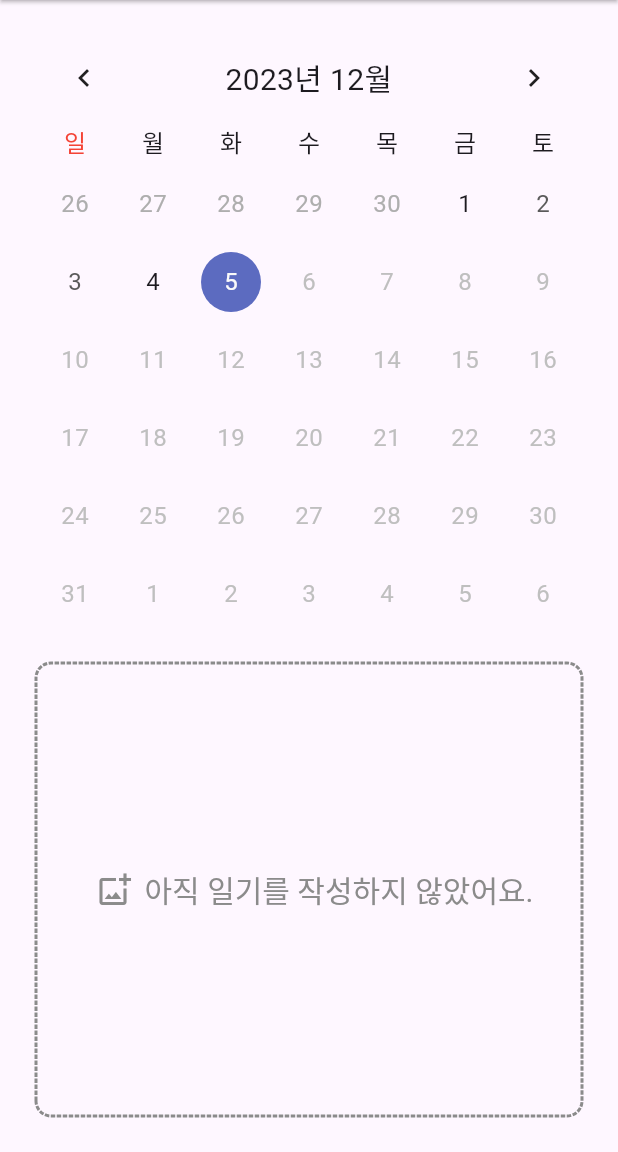
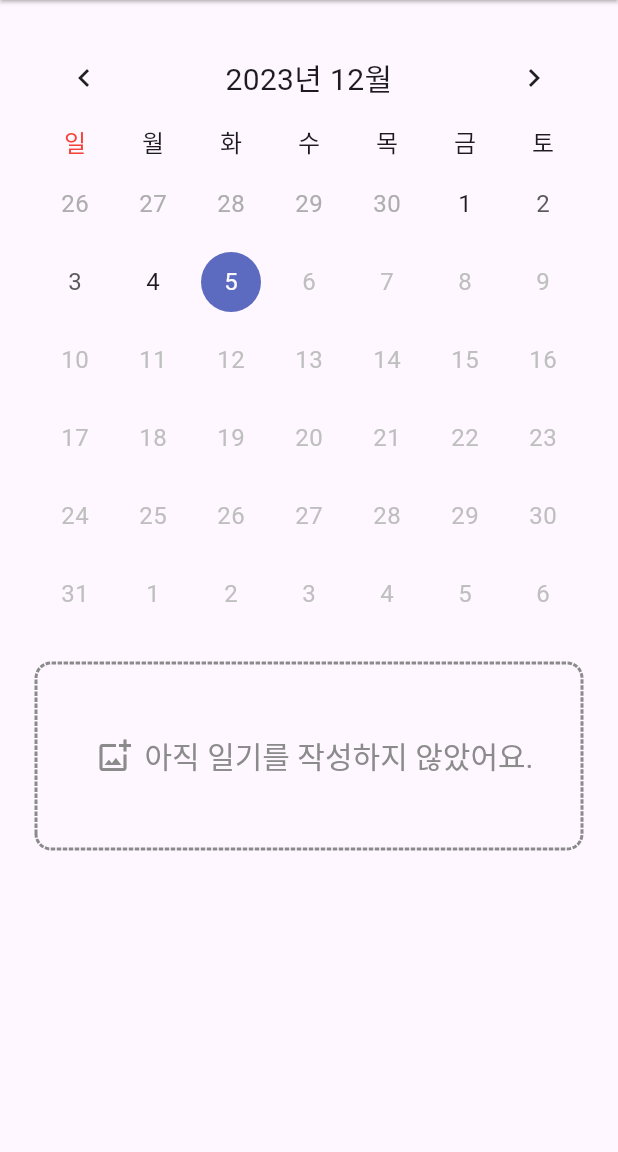
Before and after one commit to yyy5044/FlutterTeamProject, a Flutter app: the screen it shows after launch, on a phone screen of 412 x 824 dp, the part 84-1236 px from its top. Run offline on Flutter 3.47's test engine with Material 3 defaults, Android fonts, the phone set to English and light mode, and no system bars; drawn by our look-alikes of dotted_border, table_calendar; our stand-ins replace cloud_firestore, firebase_auth, firebase_core, firebase_storage, image_picker, modal_progress_hud_nsn; accounts and stored records are empty; Roboto replaces fonts that are missing (YourPrimaryFont).

Commit message:
달력 포함해서 스크롤되도록 뷰 레이아웃 수정

```diff
--- a/lib/common/widgets/icon_textbox_with_dotted_border.dart
+++ b/lib/common/widgets/icon_textbox_with_dotted_border.dart
@@ -17,7 +17,7 @@ class IconTextboxWithDottedBorder extends StatelessWidget {
       strokeWidth: 2,
       borderType: BorderType.RRect,
       child: Container(
-        constraints: BoxConstraints.expand(),
+        constraints: BoxConstraints(maxHeight: 120),
         alignment: Alignment.center,
         child: Row(
           mainAxisAlignment: MainAxisAlignment.center,
--- a/lib/feature/main_page/main_page.dart
+++ b/lib/feature/main_page/main_page.dart
@@ -175,6 +175,8 @@ class _MainPageState extends State<MainPage> {
       ),
       body: SafeArea(
         minimum: const EdgeInsets.all(24),
+        child: SingleChildScrollView(
+          padding: const EdgeInsets.only(bottom: 15.0),
           child: Column(
             children: [
               TableCalendar(
@@ -254,8 +256,8 @@ class _MainPageState extends State<MainPage> {
                             Container(
                               margin: EdgeInsets.only(top: 30),
                               child: Image(
-                              image:
-                                  AssetImage(Emojis.emojiList[events[0].emoji]),
+                                image: AssetImage(
+                                    Emojis.emojiList[events[0].emoji]),
                                 width: 25,
                                 height: 25,
                               ),
@@ -277,15 +279,14 @@ class _MainPageState extends State<MainPage> {
               const SizedBox(
                 height: 20,
               ),
-            Expanded(
-              child: ValueListenableBuilder<List<Event>>(
+              ValueListenableBuilder<List<Event>>(
                   valueListenable: _selectedEvents,
                   builder: (context, value, _) {
                     if (value.isNotEmpty) {
                       // 일기 내용이 있다면
-                      return ListView.builder(
-                        itemCount: value.length,
-                        itemBuilder: (context, index) {
+                      return Column(
+                          children:
+                              List<Widget>.generate(value.length, (index) {
                         Event event = value[index];
                         return Card(
                           // Material 디자인의 카드 스타일을 적용
@@ -324,8 +325,8 @@ class _MainPageState extends State<MainPage> {
                                     // Icon(getWeather(event.weather)), // 일단 비활성화
                                     //Text('Weather: ${event.weather}'), // 일단은 텍스트로
                                     Image(
-                                        image: AssetImage(Weathers
-                                            .weatherList[event.weather]),
+                                      image: AssetImage(
+                                          Weathers.weatherList[event.weather]),
                                       width: 30,
                                       height: 30,
                                     ),
@@ -342,8 +343,7 @@ class _MainPageState extends State<MainPage> {
                             ],
                           ),
                         );
-                        },
-                      );
+                      }));
                     } else {
                       // 일기 쓴 내역이 없다면
                       return GestureDetector(
@@ -361,8 +361,8 @@ class _MainPageState extends State<MainPage> {
                       );
                     }
                   }),
+            ],
           ),
-          ],
         ),
       ),
     );
```
Also changed, not shown: 1 other file. Lines whose indentation alone changed are shown as unchanged.
